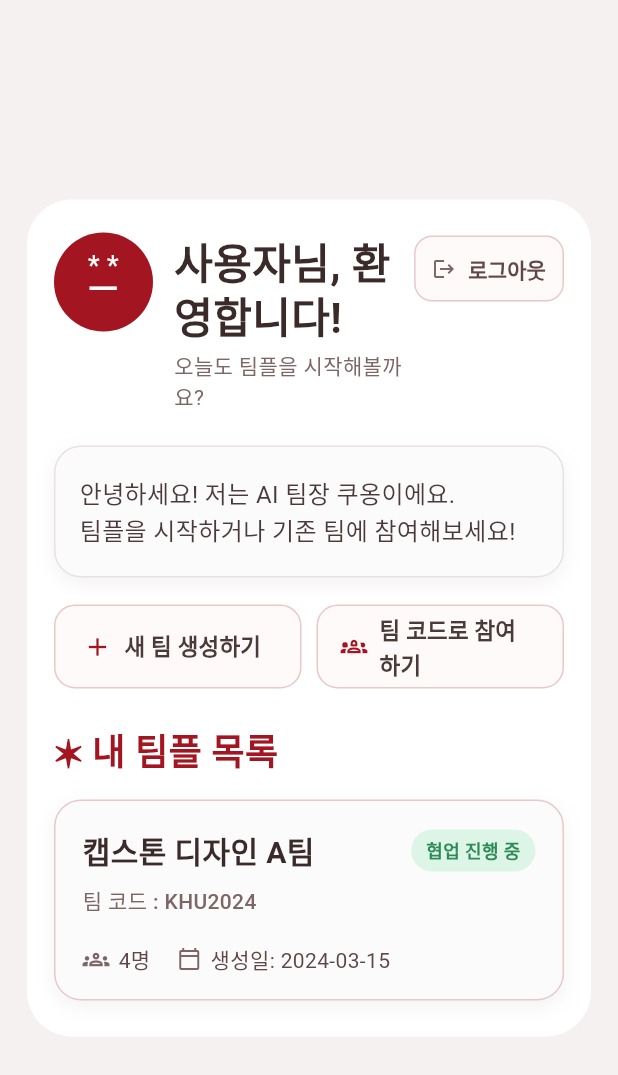
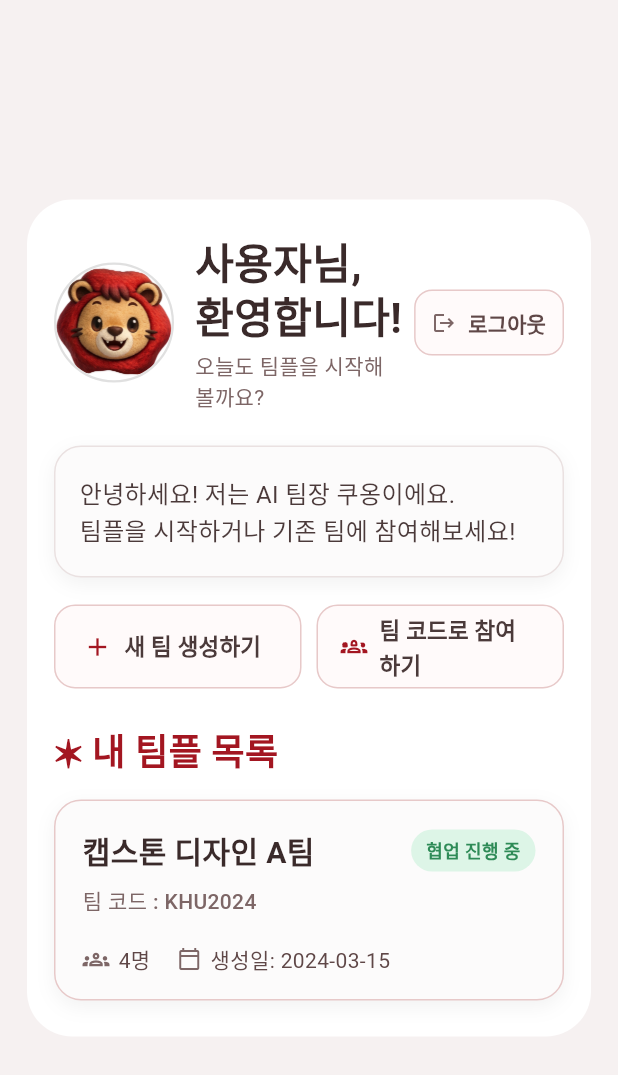
Before and after one commit to y-willy/semothon_13_app, a Flutter app: the HomeScreen screen opened directly with empty values, on a phone screen of 412 x 824 dp. Shown: the top 1075 px of the screen. Run offline on Flutter 3.47's test engine with Material 3 defaults, Android fonts, the phone set to English and light mode, and no system bars.

Commit message:
style: 홈 화면 프로필 이미지 교체 및 상단 레이아웃 최적화

```diff
--- a/lib/screens/home/home_screen.dart
+++ b/lib/screens/home/home_screen.dart
@@ -60,45 +60,44 @@ class HomeScreen extends StatelessWidget {
 
   Widget _buildTopSection(BuildContext context) {
     return Row(
-      crossAxisAlignment: CrossAxisAlignment.start,
+      crossAxisAlignment: CrossAxisAlignment.center,
       children: [
+        // ⭐ 수정된 이미지 영역 (왼쪽 정렬)
         Container(
-          width: 66,
-          height: 66,
-          decoration: const BoxDecoration(
-            color: primaryColor,
+          width: 80,
+          height: 80,
+          decoration: BoxDecoration(
+            color: Colors.white, // 원형 배경색 (필요시 primaryColor로 변경)
             shape: BoxShape.circle,
+            border: Border.all(color: const Color(0xFFE0E0E0), width: 1.5),
           ),
-          child: const Center(
-            child: Text(
-              '* *\n▔',
-              textAlign: TextAlign.center,
-              style: TextStyle(
-                color: Colors.white,
-                fontSize: 18,
-                height: 1.3,
-              ),
+          child: ClipOval(
+            child: Image.asset(
+              'assets/images/face.png',
+              width: 30,
+              height: 30,
+              fit: BoxFit.cover,
             ),
           ),
         ),
         const SizedBox(width: 14),
         Expanded(
           child: Padding(
-            padding: EdgeInsets.only(top: 2),
+            padding: const EdgeInsets.only(top: 2),
             child: Column(
               crossAxisAlignment: CrossAxisAlignment.start,
               children: [
                 Text(
                   '${userName.isEmpty ? "사용자" : userName}님, 환영합니다!',
-                  style: TextStyle(
+                  style: const TextStyle(
                     color: Color(0xFF3A2A2A),
                     fontSize: 28,
                     fontWeight: FontWeight.w600,
                     height: 1.2,
                   ),
                 ),
-                SizedBox(height: 4),
-                Text(
+                const SizedBox(height: 4),
+                const Text(
                   '오늘도 팀플을 시작해볼까요?',
                   style: TextStyle(
                     color: subtitleColor,
--- a/pubspec.yaml
+++ b/pubspec.yaml
@@ -61,6 +61,7 @@ flutter:
     - assets/images/mainlogo.png
     - assets/images/hikhuong-nk.png
     - assets/images/happykhuong.png
+    - assets/images/face.png
   # To add assets to your application, add an assets section, like this:
   # assets:
   #   - images/a_dot_burr.jpeg
```
Also changed, not shown: assets/images/face.png (added), pubspec.lock.
